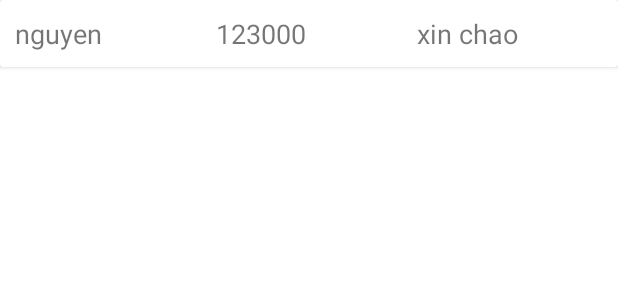
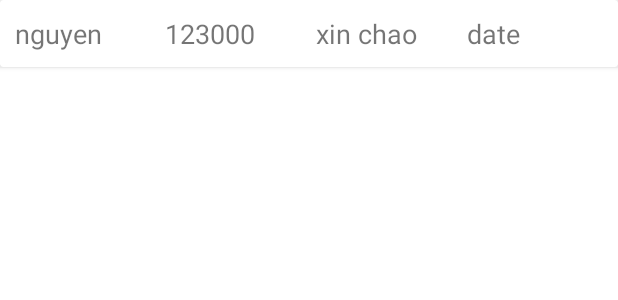
Before and after one commit to cleverlyisme/ExpenditureManagementApp, an Android app: the layout renevue_detail_item.xml on its own in the app's theme, with its tools: preview values and no code run, on a phone screen of 412 x 824 dp. Shown: the top 300 px of the screen. Run offline under Robolectric (Android 15) with nearby library versions, the phone set to English and light mode, and no system bars.

Commit message:
edit sql renevue

```diff
--- a/app/src/main/java/com/example/expendituremanagementapp/database/adapter/RenevueViewPage2Adapter.java
+++ b/app/src/main/java/com/example/expendituremanagementapp/adapter/RenevueViewPage2Adapter.java
@@ -1,4 +1,4 @@
-package com.example.expendituremanagementapp.database.adapter;
+package com.example.expendituremanagementapp.adapter;
 
 import androidx.annotation.NonNull;
 import androidx.fragment.app.Fragment;
--- a/app/src/main/java/com/example/expendituremanagementapp/database/DatabaseHelper.java
+++ b/app/src/main/java/com/example/expendituremanagementapp/database/DatabaseHelper.java
@@ -6,7 +6,7 @@ import android.database.sqlite.SQLiteOpenHelper;
 
 public class DatabaseHelper extends SQLiteOpenHelper {
     private static final String DATABASE_NAME = "budget_management.db";
-    private static final int DATABASE_VERSION = 1;
+    private static final int DATABASE_VERSION = 2;
 
     public DatabaseHelper(Context context) {
         super(context, DATABASE_NAME, null, DATABASE_VERSION);
@@ -51,6 +51,7 @@ public class DatabaseHelper extends SQLiteOpenHelper {
                 "name TEXT, " +
                 "price REAL, " +
                 "note TEXT, " +
+                "date DATE DEFAULT CURRENT_DATE, " +
                 "userId INTEGER NOT NULL, " +
                 "renevueTypeId INTEGER NOT NULL, " +
                 "FOREIGN KEY (userId) REFERENCES users(id) ON DELETE CASCADE,"+
--- a/app/src/main/java/com/example/expendituremanagementapp/ui/renevue/RenevueFragment.java
+++ b/app/src/main/java/com/example/expendituremanagementapp/ui/renevue/RenevueFragment.java
@@ -12,7 +12,7 @@ import android.view.View;
 import android.view.ViewGroup;
 
 import com.example.expendituremanagementapp.R;
-import com.example.expendituremanagementapp.database.adapter.RenevueViewPage2Adapter;
+import com.example.expendituremanagementapp.adapter.RenevueViewPage2Adapter;
 import com.google.android.material.tabs.TabLayout;
 import com.google.android.material.tabs.TabLayoutMediator;
 
--- a/app/src/main/res/layout/renevue_detail_item.xml
+++ b/app/src/main/res/layout/renevue_detail_item.xml
@@ -7,7 +7,7 @@
         android:layout_height="wrap_content"
         android:padding="10dp"
         android:orientation="horizontal"
-        android:weightSum="3">
+        android:weightSum="4">
         <TextView
             android:id="@+id/revenue_detail_name"
             android:layout_width="0dp"
@@ -22,15 +22,23 @@
             android:text="123000"
             android:textSize="18dp"
             android:layout_weight="1"
-            android:layout_marginStart="10dp"
-            android:layout_marginEnd="10dp"/>
+            android:layout_marginStart="10dp"/>
         <TextView
             android:id="@+id/revenue_detail_note"
             android:layout_width="0dp"
             android:layout_height="wrap_content"
             android:text="xin chao"
             android:textSize="18dp"
-            android:layout_weight="1"/>
+            android:layout_weight="1"
+            android:layout_marginStart="10dp"/>
+        <TextView
+            android:id="@+id/revenue_detail_date"
+            android:layout_width="0dp"
+            android:layout_height="wrap_content"
+            android:text="date"
+            android:textSize="18dp"
+            android:layout_weight="1"
+            android:layout_marginStart="10dp"/>
     </LinearLayout>
 
 </androidx.cardview.widget.CardView>
```
Also changed, not shown: app/src/main/java/com/example/expendituremanagementapp/adapter/RenevueAdapter.java (renamed from app/src/main/java/com/example/expendituremanagementapp/database/adapter/RenevueAdapter.java, +8 -8 lines), app/src/main/java/com/example/expendituremanagementapp/adapter/RenevueTypeAdapter.java (renamed from app/src/main/java/com/example/expendituremanagementapp/database/adapter/RenevueTypeAdapter.java, +1 -7 lines), app/src/main/java/com/example/expendituremanagementapp/model/Renevue.java (+11 -27 lines), app/src/main/java/com/example/expendituremanagementapp/ui/renevue/RenevueDetailFragment.java (+11 -12 lines), app/src/main/java/com/example/expendituremanagementapp/ui/renevue/RenevueTypeFragment.java (+3 -7 lines).
